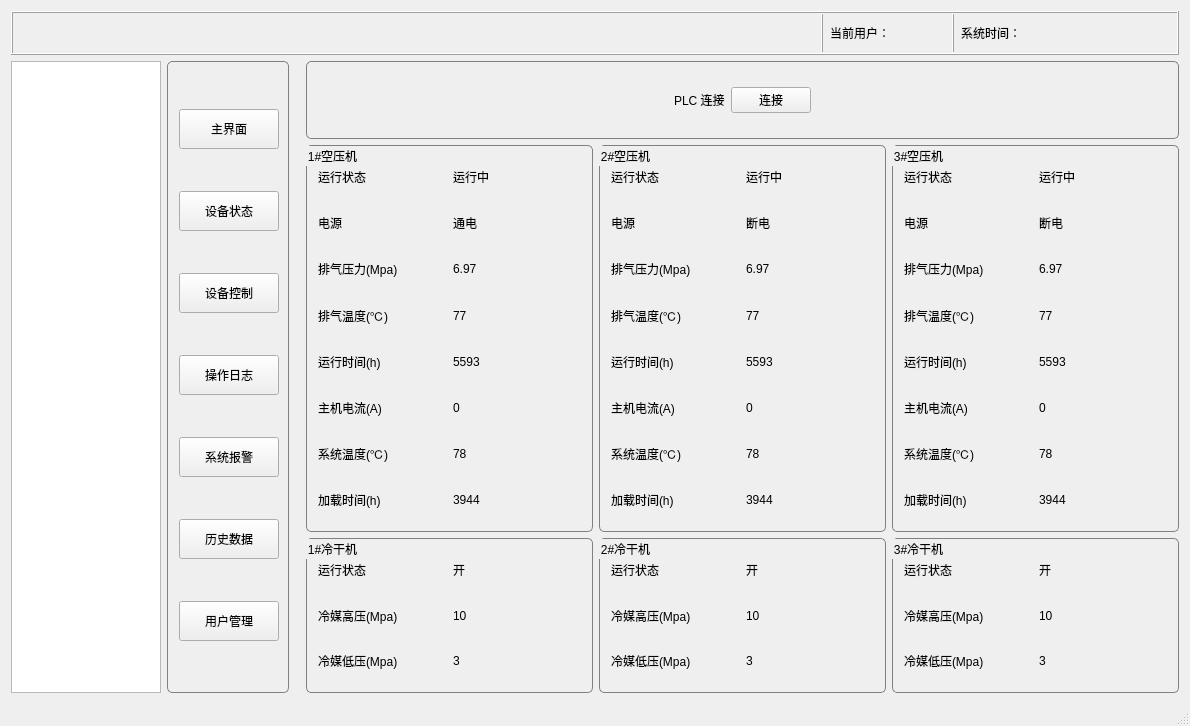
Before: the Qt Designer form mainwindow.ui in happyzxx1988/CHControlSystem, drawn with Qt 5.
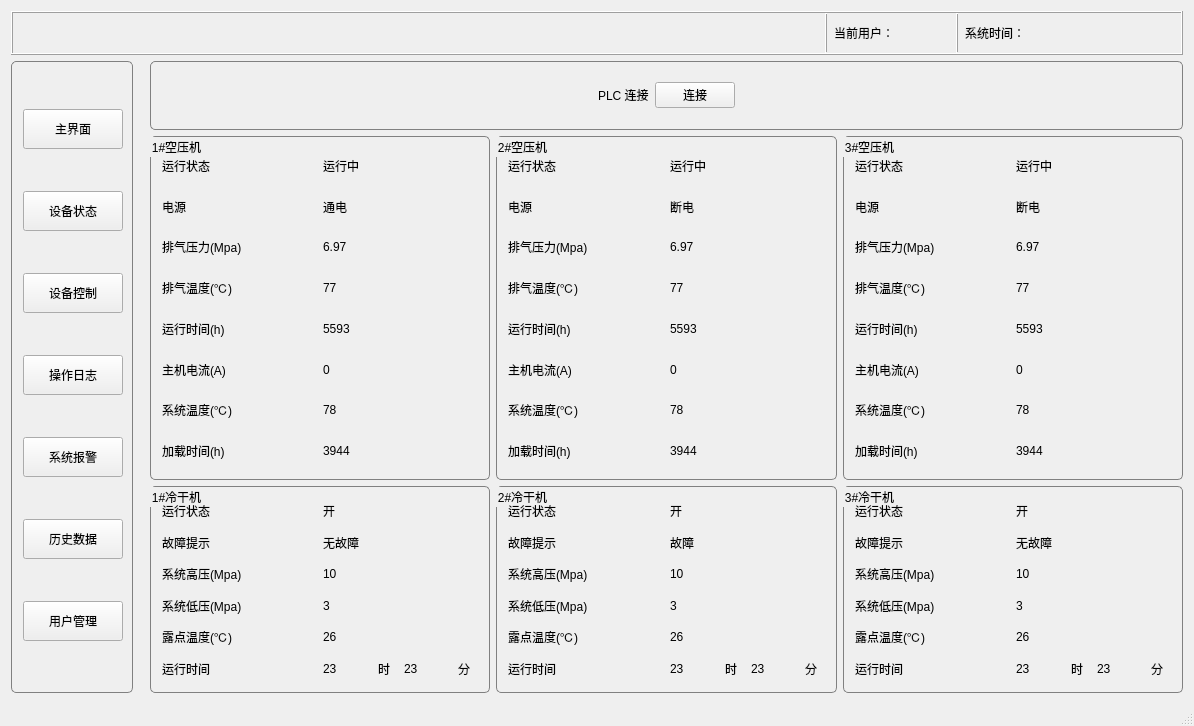
After: the same form once the commit is applied. The open tabs and pages were chosen to show the change. Icons and pictures are not drawn. Custom widgets are drawn as their Qt base class.

```diff
--- a/mainwindow.ui
+++ b/mainwindow.ui
@@ -6,7 +6,7 @@
    <rect>
     <x>0</x>
     <y>0</y>
-    <width>1188</width>
+    <width>1194</width>
     <height>726</height>
    </rect>
   </property>
@@ -279,25 +279,6 @@
     </item>
     <item>
      <layout class="QHBoxLayout" name="horizontalLayout">
-      <item>
-       <widget class="NavListView" name="listView">
-        <property name="minimumSize">
-         <size>
-          <width>150</width>
-          <height>0</height>
-         </size>
-        </property>
-        <property name="maximumSize">
-         <size>
-          <width>150</width>
-          <height>16777215</height>
-         </size>
-        </property>
-        <property name="styleSheet">
-         <string notr="true">/*background-color: rgb(52, 73, 94);*/</string>
-        </property>
-       </widget>
-      </item>
       <item>
        <widget class="QGroupBox" name="groupBox_26">
         <property name="minimumSize">
@@ -503,7 +484,7 @@
          <number>5</number>
         </property>
         <widget class="QWidget" name="main_p">
-         <layout class="QVBoxLayout" name="verticalLayout_9" stretch="1,5,2">
+         <layout class="QVBoxLayout" name="verticalLayout_9" stretch="1,5,3">
           <property name="topMargin">
            <number>0</number>
           </property>
@@ -1056,11 +1037,29 @@
                 </layout>
                </item>
                <item row="1" column="0">
+                <layout class="QHBoxLayout" name="horizontalLayout_78">
+                 <item>
+                  <widget class="QLabel" name="label_40">
+                   <property name="text">
+                    <string>故障提示</string>
+                   </property>
+                  </widget>
+                 </item>
+                 <item>
+                  <widget class="QLabel" name="faultHint1">
+                   <property name="text">
+                    <string>无故障</string>
+                   </property>
+                  </widget>
+                 </item>
+                </layout>
+               </item>
+               <item row="2" column="0">
                 <layout class="QHBoxLayout" name="horizontalLayout_58">
                  <item>
                   <widget class="QLabel" name="label_101">
                    <property name="text">
-                    <string>冷媒高压(Mpa)</string>
+                    <string>系统高压(Mpa)</string>
                    </property>
                   </widget>
                  </item>
@@ -1073,12 +1072,12 @@
                  </item>
                 </layout>
                </item>
-               <item row="2" column="0">
+               <item row="3" column="0">
                 <layout class="QHBoxLayout" name="horizontalLayout_59">
                  <item>
                   <widget class="QLabel" name="label_103">
                    <property name="text">
-                    <string>冷媒低压(Mpa)</string>
+                    <string>系统低压(Mpa)</string>
                    </property>
                   </widget>
                  </item>
@@ -1091,6 +1090,82 @@
                  </item>
                 </layout>
                </item>
+               <item row="4" column="0">
+                <layout class="QHBoxLayout" name="horizontalLayout_79">
+                 <item>
+                  <widget class="QLabel" name="label_44">
+                   <property name="text">
+                    <string>露点温度(℃)</string>
+                   </property>
+                  </widget>
+                 </item>
+                 <item>
+                  <widget class="QLabel" name="dewPointT1">
+                   <property name="text">
+                    <string>26</string>
+                   </property>
+                  </widget>
+                 </item>
+                </layout>
+               </item>
+               <item row="5" column="0">
+                <layout class="QHBoxLayout" name="horizontalLayout_87">
+                 <property name="spacing">
+                  <number>6</number>
+                 </property>
+                 <item>
+                  <widget class="QLabel" name="label_46">
+                   <property name="text">
+                    <string>运行时间</string>
+                   </property>
+                  </widget>
+                 </item>
+                 <item>
+                  <layout class="QHBoxLayout" name="horizontalLayout_80">
+                   <item>
+                    <widget class="QLabel" name="runTimeH1">
+                     <property name="text">
+                      <string>23</string>
+                     </property>
+                    </widget>
+                   </item>
+                   <item>
+                    <widget class="QLabel" name="label_52">
+                     <property name="maximumSize">
+                      <size>
+                       <width>20</width>
+                       <height>16777215</height>
+                      </size>
+                     </property>
+                     <property name="text">
+                      <string>时</string>
+                     </property>
+                    </widget>
+                   </item>
+                   <item>
+                    <widget class="QLabel" name="runTimeM1">
+                     <property name="text">
+                      <string>23</string>
+                     </property>
+                    </widget>
+                   </item>
+                   <item>
+                    <widget class="QLabel" name="label_56">
+                     <property name="maximumSize">
+                      <size>
+                       <width>20</width>
+                       <height>16777215</height>
+                      </size>
+                     </property>
+                     <property name="text">
+                      <string>分</string>
+                     </property>
+                    </widget>
+                   </item>
+                  </layout>
+                 </item>
+                </layout>
+               </item>
               </layout>
              </widget>
             </item>
@@ -1119,11 +1194,29 @@
                 </layout>
                </item>
                <item row="1" column="0">
+                <layout class="QHBoxLayout" name="horizontalLayout_81">
+                 <item>
+                  <widget class="QLabel" name="label_64">
+                   <property name="text">
+                    <string>故障提示</string>
+                   </property>
+                  </widget>
+                 </item>
+                 <item>
+                  <widget class="QLabel" name="faultHint2">
+                   <property name="text">
+                    <string>故障</string>
+                   </property>
+                  </widget>
+                 </item>
+                </layout>
+               </item>
+               <item row="2" column="0">
                 <layout class="QHBoxLayout" name="horizontalLayout_61">
                  <item>
                   <widget class="QLabel" name="label_107">
                    <property name="text">
-                    <string>冷媒高压(Mpa)</string>
+                    <string>系统高压(Mpa)</string>
                    </property>
                   </widget>
                  </item>
@@ -1136,12 +1229,12 @@
                  </item>
                 </layout>
                </item>
-               <item row="2" column="0">
+               <item row="3" column="0">
                 <layout class="QHBoxLayout" name="horizontalLayout_62">
                  <item>
                   <widget class="QLabel" name="label_109">
                    <property name="text">
-                    <string>冷媒低压(Mpa)</string>
+                    <string>系统低压(Mpa)</string>
                    </property>
                   </widget>
                  </item>
@@ -1154,6 +1247,82 @@
                  </item>
                 </layout>
                </item>
+               <item row="4" column="0">
+                <layout class="QHBoxLayout" name="horizontalLayout_82">
+                 <item>
+                  <widget class="QLabel" name="label_65">
+                   <property name="text">
+                    <string>露点温度(℃)</string>
+                   </property>
+                  </widget>
+                 </item>
+                 <item>
+                  <widget class="QLabel" name="dewPointT2">
+                   <property name="text">
+                    <string>26</string>
+                   </property>
+                  </widget>
+                 </item>
+                </layout>
+               </item>
+               <item row="5" column="0">
+                <layout class="QHBoxLayout" name="horizontalLayout_88">
+                 <property name="spacing">
+                  <number>6</number>
+                 </property>
+                 <item>
+                  <widget class="QLabel" name="label_66">
+                   <property name="text">
+                    <string>运行时间</string>
+                   </property>
+                  </widget>
+                 </item>
+                 <item>
+                  <layout class="QHBoxLayout" name="horizontalLayout_83">
+                   <item>
+                    <widget class="QLabel" name="runTimeH2">
+                     <property name="text">
+                      <string>23</string>
+                     </property>
+                    </widget>
+                   </item>
+                   <item>
+                    <widget class="QLabel" name="label_80">
+                     <property name="maximumSize">
+                      <size>
+                       <width>20</width>
+                       <height>16777215</height>
+                      </size>
+                     </property>
+                     <property name="text">
+                      <string>时</string>
+                     </property>
+                    </widget>
+                   </item>
+                   <item>
+                    <widget class="QLabel" name="runTimeM2">
+                     <property name="text">
+                      <string>23</string>
+                     </property>
+                    </widget>
+                   </item>
+                   <item>
+                    <widget class="QLabel" name="label_74">
+                     <property name="maximumSize">
+                      <size>
+                       <width>20</width>
+                       <height>16777215</height>
+                      </size>
+                     </property>
+                     <property name="text">
+                      <string>分</string>
+                     </property>
+                    </widget>
+                   </item>
+                  </layout>
+                 </item>
+                </layout>
+               </item>
               </layout>
              </widget>
             </item>
@@ -1182,11 +1351,29 @@
                 </layout>
                </item>
                <item row="1" column="0">
+                <layout class="QHBoxLayout" name="horizontalLayout_84">
+                 <item>
+                  <widget class="QLabel" name="label_67">
+                   <property name="text">
+                    <string>故障提示</string>
+                   </property>
+                  </widget>
+                 </item>
+                 <item>
+                  <widget class="QLabel" name="faultHint3">
+                   <property name="text">
+                    <string>无故障</string>
+                   </property>
+                  </widget>
+                 </item>
+                </layout>
+               </item>
+               <item row="2" column="0">
                 <layout class="QHBoxLayout" name="horizontalLayout_64">
                  <item>
                   <widget class="QLabel" name="label_113">
                    <property name="text">
-                    <string>冷媒高压(Mpa)</string>
+                    <string>系统高压(Mpa)</string>
                    </property>
                   </widget>
                  </item>
@@ -1199,12 +1386,12 @@
                  </item>
                 </layout>
                </item>
-               <item row="2" column="0">
+               <item row="3" column="0">
                 <layout class="QHBoxLayout" name="horizontalLayout_65">
                  <item>
                   <widget class="QLabel" name="label_115">
                    <property name="text">
-                    <string>冷媒低压(Mpa)</string>
+                    <string>系统低压(Mpa)</string>
                    </property>
                   </widget>
                  </item>
@@ -1217,6 +1404,79 @@
                  </item>
                 </layout>
                </item>
+               <item row="4" column="0">
+                <layout class="QHBoxLayout" name="horizontalLayout_85">
+                 <item>
+                  <widget class="QLabel" name="label_68">
+                   <property name="text">
+                    <string>露点温度(℃)</string>
+                   </property>
+                  </widget>
+                 </item>
+                 <item>
+                  <widget class="QLabel" name="dewPointT3">
+                   <property name="text">
+                    <string>26</string>
+                   </property>
+                  </widget>
+                 </item>
+                </layout>
+               </item>
+               <item row="5" column="0">
+                <layout class="QHBoxLayout" name="horizontalLayout_89">
+                 <item>
+                  <widget class="QLabel" name="label_69">
+                   <property name="text">
+                    <string>运行时间</string>
+                   </property>
+                  </widget>
+                 </item>
+                 <item>
+                  <layout class="QHBoxLayout" name="horizontalLayout_86">
+                   <item>
+                    <widget class="QLabel" name="runTimeH3">
+                     <property name="text">
+                      <string>23</string>
+                     </property>
+                    </widget>
+                   </item>
+                   <item>
+                    <widget class="QLabel" name="label_92">
+                     <property name="maximumSize">
+                      <size>
+                       <width>20</width>
+                       <height>16777215</height>
+                      </size>
+                     </property>
+                     <property name="text">
+                      <string>时</string>
+                     </property>
+                    </widget>
+                   </item>
+                   <item>
+                    <widget class="QLabel" name="runTimeM3">
+                     <property name="text">
+                      <string>23</string>
+                     </property>
+                    </widget>
+                   </item>
+                   <item>
+                    <widget class="QLabel" name="label_86">
+                     <property name="maximumSize">
+                      <size>
+                       <width>20</width>
+                       <height>16777215</height>
+                      </size>
+                     </property>
+                     <property name="text">
+                      <string>分</string>
+                     </property>
+                    </widget>
+                   </item>
+                  </layout>
+                 </item>
+                </layout>
+               </item>
               </layout>
              </widget>
             </item>
@@ -2969,11 +3229,6 @@
  </widget>
  <layoutdefault spacing="6" margin="11"/>
  <customwidgets>
-  <customwidget>
-   <class>NavListView</class>
-   <extends>QListView</extends>
-   <header>navlistview.h</header>
-  </customwidget>
   <customwidget>
    <class>QChartView</class>
    <extends>QWidget</extends>
```
Left out of the diff: 26 changed lines with no effect on the pictures.
